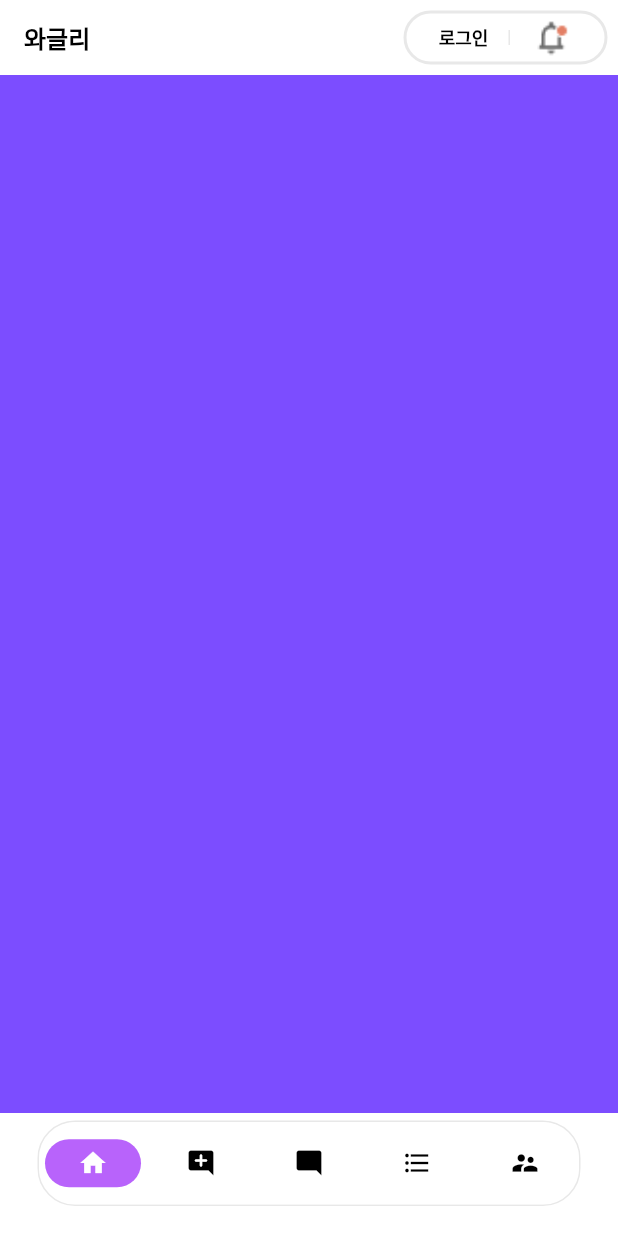
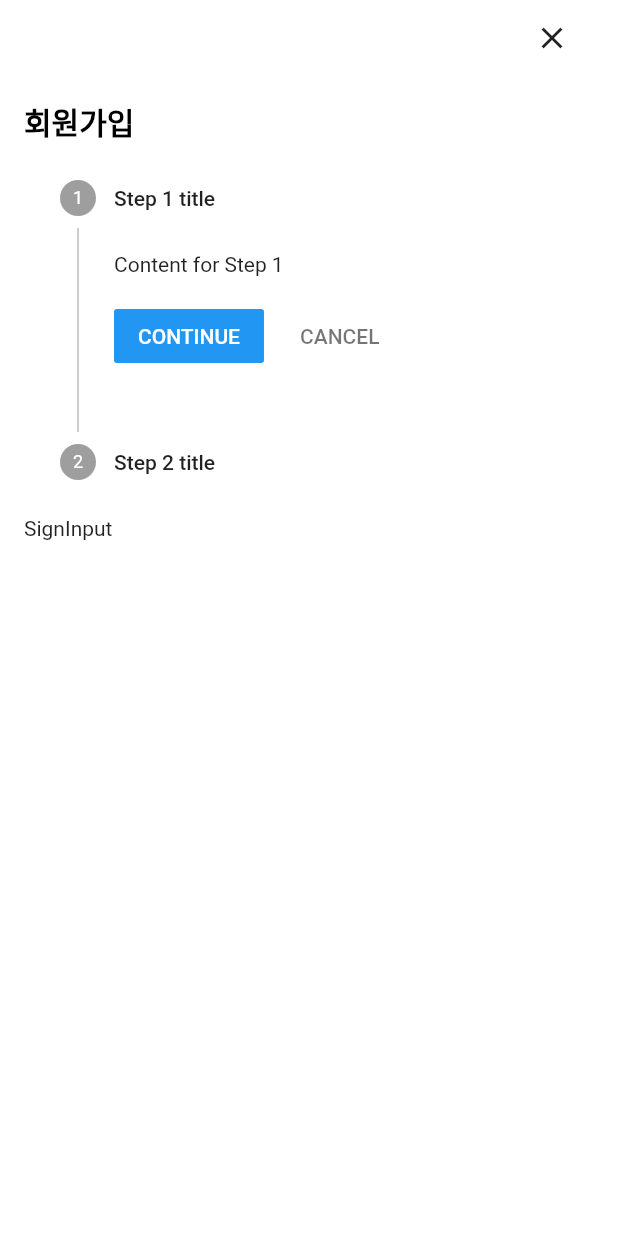
Before and after one commit to cwd3469/flutter-start, a Flutter app: the screen it shows after launch, after a tap on "로그인", on a phone screen of 412 x 824 dp. Run offline on Flutter 3.47's test engine with Material 2 defaults, Android fonts, the phone set to English and light mode, and no system bars.

Commit message:
최종 과제 시작

```diff
--- a/lib/screen/home/home_screen.dart
+++ b/lib/screen/home/home_screen.dart
@@ -1,7 +1,10 @@
+import 'package:flex_flex_flex/screen/user/components/sign_body.dart';
 import 'package:flutter/material.dart';
-import '../user/signUp.dart';
+import '../user/sign_screen.dart';
 import '../../routes/index.dart';
 
+
+PageRouteWithAnimation sign = PageRouteWithAnimation(const SignUpRoute());
 class HomeScreen extends StatefulWidget {
   const HomeScreen({Key? key}) : super(key: key);
 
@@ -12,23 +15,20 @@ class HomeScreen extends StatefulWidget {
 class _HomeScreenState extends State<HomeScreen> {
   @override
   Widget build(BuildContext context) {
-    return Scaffold(
-      appBar: const HomeAppbar(),
-      body: Container(
-        decoration: const BoxDecoration(color: Colors.deepPurpleAccent),
-      ),
+    return const Scaffold(
+      appBar: HomeAppbar(),
+      body: SignBody()
     );
   }
 }
 
-class HomeAppbar extends StatelessWidget implements PreferredSizeWidget {
+class HomeAppbar extends StatelessWidget implements PreferredSizeWidget  {
   @override
   Size get preferredSize => const Size.fromHeight(50);
   const HomeAppbar({Key? key}) : super(key: key);
   @override
   Widget build(BuildContext context) {
     return AppBar(
-      backgroundColor: Colors.white,
       elevation: 0,
       centerTitle: false,
       title: const Text('와글리',
@@ -54,7 +54,7 @@ class HomeAppbar extends StatelessWidget implements PreferredSizeWidget {
                   children: <Widget>[
                     TextButton(
                       onPressed: () {
-                        Navigator.of(context).push(slideRitghtToLeft());
+                        Navigator.of(context).push(sign.slideRitghtToLeft());
                       },
                       child: const Text("로그인"),
                       style: TextButton.styleFrom(
--- a/lib/screen/my/my_screen.dart
+++ b/lib/screen/my/my_screen.dart
@@ -1,4 +1,7 @@
 import 'package:flutter/material.dart';
+
+import '../user/components/sign_body.dart';
+import '../user/sign_screen.dart';
 
 class MyScreen extends StatefulWidget {
   const MyScreen({Key? key}) : super(key: key);
@@ -10,12 +13,8 @@ class MyScreen extends StatefulWidget {
 class _MyScreenState extends State<MyScreen> {
   @override
   Widget build(BuildContext context) {
-    return Scaffold(
-      body: Container(
-        decoration:const BoxDecoration(
-          color: Colors.green
-        ),
-      ),
+    return const Scaffold(
+      body: SignBody()
     );
   }
 }
--- /dev/null
+++ b/lib/screen/user/components/sign_body.dart
@@ -0,0 +1,25 @@
+import 'package:flex_flex_flex/screen/user/components/sign_input.dart';
+import 'package:flex_flex_flex/screen/user/components/sign_stepbar.dart';
+import 'package:flutter/material.dart';
+
+class SignBody extends StatelessWidget {
+  const SignBody({Key? key}) : super(key: key);
+
+  @override
+  Widget build(BuildContext context) {
+    return Container(
+        decoration: const BoxDecoration(color: Colors.white),
+        child: ListView(
+          padding: const EdgeInsets.all(16),
+          children: const <Widget>[
+            Text('회원가입',style: TextStyle(
+              fontSize: 20,
+              fontWeight: FontWeight.w700,
+              color: Colors.black,
+            ),),
+            SignStepbar(),
+            SignInput()
+          ],
+        ));
+  }
+}
--- /dev/null
+++ b/lib/screen/user/components/sign_input.dart
@@ -0,0 +1,11 @@
+import 'package:flutter/material.dart';
+class SignInput extends StatelessWidget {
+  const SignInput({ Key? key }) : super(key: key);
+
+  @override
+  Widget build(BuildContext context) {
+    return Container(
+      child: Text('SignInput'),
+    );
+  }
+}
--- /dev/null
+++ b/lib/screen/user/components/sign_stepbar.dart
@@ -0,0 +1,52 @@
+import 'package:flutter/material.dart';
+
+
+class SignStepbar extends StatefulWidget {
+  const SignStepbar({Key? key}) : super(key: key);
+
+  @override
+  State<SignStepbar> createState() => _SignStepbarState();
+}
+
+class _SignStepbarState extends State<SignStepbar> {
+  int _index = 0;
+
+  @override
+  Widget build(BuildContext context) {
+    return Stepper(
+      currentStep: _index,
+      onStepCancel: () {
+        if (_index > 0) {
+          setState(() {
+            _index -= 1;
+          });
+        }
+      },
+      onStepContinue: () {
+        if (_index <= 0) {
+          setState(() {
+            _index += 1;
+          });
+        }
+      },
+      onStepTapped: (int index) {
+        setState(() {
+          _index = index;
+        });
+      },
+      steps: <Step>[
+        Step(
+          title: const Text('Step 1 title'),
+          content: Container(
+              alignment: Alignment.centerLeft,
+              child: const Text('Content for Step 1')),
+        ),
+        const Step(
+          title: Text('Step 2 title'),
+          content: Text('Content for Step 2'),
+        ),
+
+      ],
+    );
+  }
+}
--- a/lib/screen/user/signUp.dart
+++ /dev/null
@@ -1,15 +0,0 @@
-import 'package:flutter/material.dart';
-
-class SignUpRoute extends StatelessWidget {
-  const SignUpRoute({Key? key}) : super(key: key);
-
-  @override
-  Widget build(BuildContext context) {
-    return Scaffold(
-      appBar: AppBar(),
-      body: const Center(
-        child: Text('Page 2'),
-      ),
-    );
-  }
-}
--- /dev/null
+++ b/lib/screen/user/sign_screen.dart
@@ -0,0 +1,51 @@
+// ignore_for_file: deprecated_member_use
+
+import 'package:flex_flex_flex/screen/user/components/sign_body.dart';
+import 'package:flutter/material.dart';
+import '../post/components/postItem.dart';
+import 'components/sign_stepbar.dart';
+
+
+class SignUpRoute extends StatelessWidget {
+  const SignUpRoute({Key? key}) : super(key: key);
+
+  @override
+  Widget build(BuildContext context) {
+    // ignore: prefer_const_constructors
+    return Scaffold(
+      appBar: const SignAppBar(),
+      body: const SignBody()
+    );
+  }
+}
+
+class SignAppBar extends StatelessWidget implements PreferredSizeWidget {
+  @override
+    Size get preferredSize => const Size.fromHeight(50);
+    const SignAppBar({ Key? key }) : super(key: key);
+  @override
+  Widget build(BuildContext context) {
+    return AppBar(
+        automaticallyImplyLeading: false,
+        backgroundColor: Colors.white,
+        foregroundColor: Colors.black,
+        elevation: 0,
+        leading:null,
+        actions: [
+          RaisedButton(
+            color:Colors.white,
+            focusColor: Colors.white,
+            hoverColor:Colors.white,
+            elevation: 0,
+            hoverElevation: 0,
+            focusElevation: 0,
+            highlightElevation: 0,
+            onPressed: () {
+              Navigator.pop(context);
+            },
+            child: Icon(Icons.close),
+          ),
+        ]
+    );
+  }
+}
```
